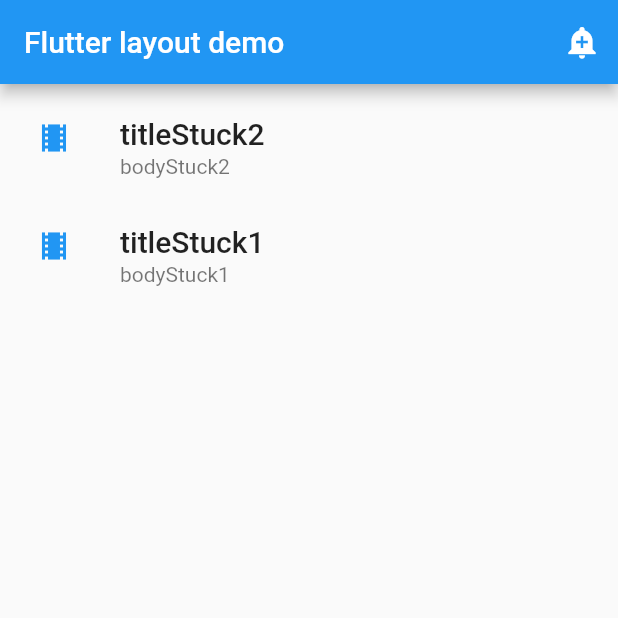
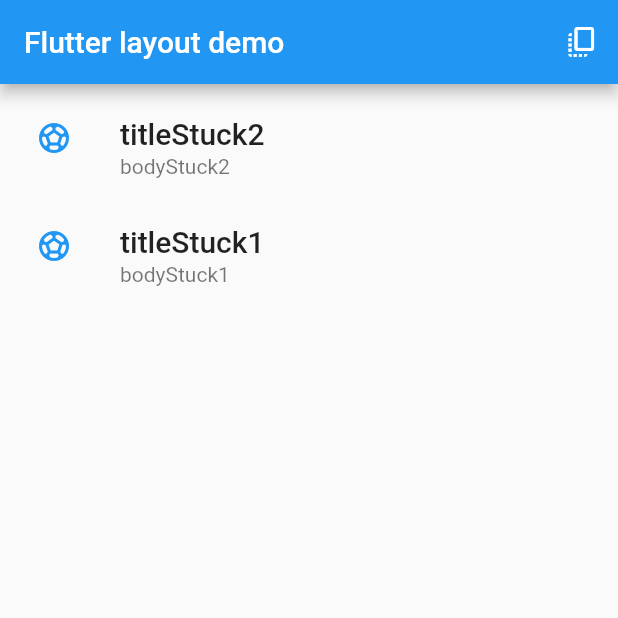
Before and after one commit to starwalker00/sorare-notif, a Flutter app: the screen it shows after launch, on a phone screen of 412 x 824 dp, the top half of it. Run offline on Flutter 3.47's test engine with Material 2 defaults, Android fonts, the phone set to English and light mode, and no system bars; our stand-ins replace firebase_core, firebase_messaging; accounts and stored records are empty.

Commit message:
change icons

```diff
--- a/lib/main.dart
+++ b/lib/main.dart
@@ -70,7 +70,7 @@ class _HomePageState extends State<HomePage> {
           title: const Text('Flutter layout demo'),
           actions: <Widget>[
             IconButton(
-              icon: const Icon(Icons.add_alert),
+              icon: const Icon(Icons.copy_all),
               tooltip: 'Show Snackbar',
               onPressed: () {
                 Clipboard.setData(ClipboardData(text: currentToken));
@@ -106,7 +106,7 @@ class _HomePageState extends State<HomePage> {
           )),
       subtitle: Text(body),
       leading: Icon(
-        Icons.theaters,
+        Icons.sports_soccer,
         color: Colors.blue[500],
       ),
     );
```
